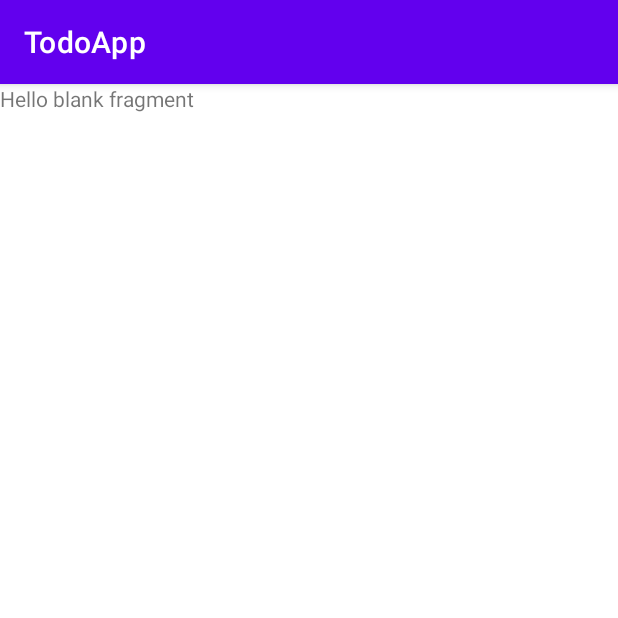
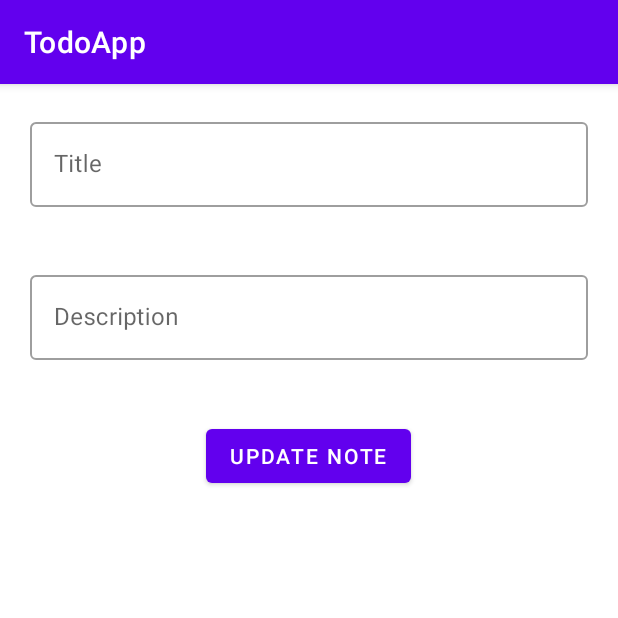
Before and after one commit to alexymumo/TodoApp, an Android app: the UpdateNoteFragment screen opened through its navigation route, on a phone screen of 412 x 824 dp, the top half of it. Run offline under Robolectric (Android 15) with nearby library versions, the phone set to English and light mode, and no system bars; our stand-ins replace Room's generated code.

Commit message:
update fragment

```diff
--- a/app/src/main/java/com/example/todoapp/data/db/NoteDatabase.kt
+++ b/app/src/main/java/com/example/todoapp/data/db/NoteDatabase.kt
@@ -10,7 +10,7 @@ import com.example.todoapp.data.entity.Note
 @Database(entities = [Note::class], exportSchema = false, version = 1)
 abstract class NoteDatabase: RoomDatabase() {
 
-    abstract fun noteDao(): NoteDao
+    abstract val noteDao: NoteDao
 
     companion object{
         @Volatile
--- a/app/src/main/java/com/example/todoapp/ui/fragments/HomeFragment.kt
+++ b/app/src/main/java/com/example/todoapp/ui/fragments/HomeFragment.kt
@@ -5,18 +5,36 @@ import androidx.fragment.app.Fragment
 import android.view.LayoutInflater
 import android.view.View
 import android.view.ViewGroup
+import androidx.lifecycle.ViewModelProvider
 import androidx.navigation.fragment.findNavController
+import androidx.recyclerview.widget.LinearLayoutManager
 import com.example.todoapp.R
+import com.example.todoapp.data.db.NoteDatabase
+import com.example.todoapp.data.repository.NoteRepository
 import com.example.todoapp.databinding.FragmentHomeBinding
+import com.example.todoapp.ui.adapters.NoteRecyclerView
+import com.example.todoapp.ui.viewmodel.NoteViewModel
+import com.example.todoapp.ui.viewmodel.NoteViewModelFactory
 
 class HomeFragment : Fragment() {
+    private lateinit var noteViewModel: NoteViewModel
     private lateinit var binding: FragmentHomeBinding
-
     override fun onCreateView(
         inflater: LayoutInflater, container: ViewGroup?,
         savedInstanceState: Bundle?
     ): View {
+        val noteDatabase = NoteDatabase.getDatabase(requireActivity())
+        val noteRepository = NoteRepository(noteDatabase)
+        val viewModelFactory = NoteViewModelFactory(noteRepository)
         binding = FragmentHomeBinding.inflate(inflater, container, false)
+        noteViewModel = ViewModelProvider(this, viewModelFactory)[NoteViewModel::class.java]
+
+        val adapter = NoteRecyclerView()
+        noteViewModel.getAllNotes.observe(viewLifecycleOwner){
+            adapter.submitList(it)
+        }
+        binding.recyclerview.layoutManager = LinearLayoutManager(activity)
+        binding.recyclerview.adapter = adapter
         binding.addNoteFab.setOnClickListener {
             findNavController().navigate(R.id.action_homeFragment_to_saveNoteFragment)
         }
--- a/app/src/main/java/com/example/todoapp/ui/fragments/UpdateNoteFragment.kt
+++ b/app/src/main/java/com/example/todoapp/ui/fragments/UpdateNoteFragment.kt
@@ -5,15 +5,42 @@ import androidx.fragment.app.Fragment
 import android.view.LayoutInflater
 import android.view.View
 import android.view.ViewGroup
+import androidx.lifecycle.ViewModelProvider
+import com.example.todoapp.data.db.NoteDatabase
+import com.example.todoapp.data.repository.NoteRepository
 import com.example.todoapp.databinding.FragmentUpdateNoteBinding
+import com.example.todoapp.ui.viewmodel.NoteViewModel
+import com.example.todoapp.ui.viewmodel.NoteViewModelFactory
 
 class UpdateNoteFragment : Fragment() {
+    private lateinit var noteViewModel: NoteViewModel
     private lateinit var binding: FragmentUpdateNoteBinding
     override fun onCreateView(
         inflater: LayoutInflater, container: ViewGroup?,
         savedInstanceState: Bundle?
     ): View {
+        val noteDatabase = NoteDatabase.getDatabase(requireActivity())
+        val noteRepository = NoteRepository(noteDatabase)
+        val viewModelFactory = NoteViewModelFactory(noteRepository)
         binding = FragmentUpdateNoteBinding.inflate(inflater, container, false)
+        noteViewModel = ViewModelProvider(this, viewModelFactory)[NoteViewModel::class.java]
+
+        binding.updateNote.setOnClickListener {
+            val title = binding.title.text.toString()
+            val description = binding.description.text.toString()
+
+            when {
+                title.isEmpty() -> {
+                    binding.title.error = "Cannot be empty"
+                }
+                description.isEmpty() -> {
+                    binding.description.error = "Cannot be empty"
+                }
+                else -> {
+                    //update note using id
+                }
+            }
+        }
         return binding.root
     }
 }
--- a/app/src/main/java/com/example/todoapp/ui/viewmodel/NoteViewModel.kt
+++ b/app/src/main/java/com/example/todoapp/ui/viewmodel/NoteViewModel.kt
@@ -12,13 +12,13 @@ class NoteViewModel(private val noteRepository: NoteRepository): ViewModel() {
 
     val getAllNotes: LiveData<List<Note>> = noteRepository.fetchAllNotes()
 
-    suspend fun saveNote(note: Note) = viewModelScope.launch(Dispatchers.IO){
+    fun saveNote(note: Note) = viewModelScope.launch(Dispatchers.IO){
         noteRepository.saveNote(note)
     }
-    suspend fun deleteNote(note: Note) = viewModelScope.launch(Dispatchers.IO){
+    fun deleteNote(note: Note) = viewModelScope.launch(Dispatchers.IO){
         noteRepository.deleteNote(note)
     }
-    suspend fun updateNote(note: Note) = viewModelScope.launch(Dispatchers.IO){
+    fun updateNote(note: Note) = viewModelScope.launch(Dispatchers.IO){
         noteRepository.updateNote(note)
     }
 }
--- a/app/src/main/java/com/example/todoapp/ui/viewmodel/NoteViewModelFactory.kt
+++ b/app/src/main/java/com/example/todoapp/ui/viewmodel/NoteViewModelFactory.kt
@@ -5,6 +5,7 @@ import androidx.lifecycle.ViewModelProvider
 import com.example.todoapp.data.repository.NoteRepository
 import java.lang.IllegalArgumentException
 
+@Suppress("UNCHECKED_CAST")
 class NoteViewModelFactory(private val noteRepository: NoteRepository): ViewModelProvider.Factory {
     override fun <T : ViewModel?> create(modelClass: Class<T>): T {
         if (modelClass.isAssignableFrom(NoteViewModel::class.java)){
--- a/app/src/main/res/layout/fragment_save_note.xml
+++ b/app/src/main/res/layout/fragment_save_note.xml
@@ -33,7 +33,7 @@
         android:layout_height="wrap_content">
 
         <com.google.android.material.textfield.TextInputEditText
-            android:id="@+id/Description"
+            android:id="@+id/description"
             android:hint="@string/description"
             android:textSize="16sp"
             android:inputType="textMultiLine"
@@ -42,7 +42,7 @@
     </com.google.android.material.textfield.TextInputLayout>
 
     <Button
-        android:id="@+id/save_note"
+        android:id="@+id/saveNote"
         android:layout_gravity="center"
         android:layout_margin="20dp"
         android:text="@string/save_note"
--- a/app/src/main/res/layout/fragment_update_note.xml
+++ b/app/src/main/res/layout/fragment_update_note.xml
@@ -1,14 +1,51 @@
 <?xml version="1.0" encoding="utf-8"?>
-<FrameLayout xmlns:android="http://schemas.android.com/apk/res/android"
+<LinearLayout xmlns:android="http://schemas.android.com/apk/res/android"
     xmlns:tools="http://schemas.android.com/tools"
     android:layout_width="match_parent"
     android:layout_height="match_parent"
+    android:orientation="vertical"
     tools:context="ui.fragments.UpdateNoteFragment">
 
-    <!-- TODO: Update blank fragment layout -->
-    <TextView
+    <com.google.android.material.textfield.TextInputLayout
+        android:layout_margin="20dp"
+        android:layout_marginStart="8dp"
+        android:layout_marginTop="8dp"
+        android:layout_marginEnd="8dp"
+        style="@style/Widget.MaterialComponents.TextInputLayout.OutlinedBox"
         android:layout_width="match_parent"
-        android:layout_height="match_parent"
-        android:text="@string/hello_blank_fragment" />
+        android:layout_height="wrap_content">
+        <com.google.android.material.textfield.TextInputEditText
+            android:id="@+id/title"
+            android:inputType="textMultiLine"
+            android:hint="@string/title"
+            android:textSize="16sp"
+            android:layout_width="match_parent"
+            android:layout_height="match_parent"/>
+    </com.google.android.material.textfield.TextInputLayout>
 
-</FrameLayout>
+    <com.google.android.material.textfield.TextInputLayout
+        android:layout_margin="20dp"
+        style="@style/Widget.MaterialComponents.TextInputLayout.OutlinedBox"
+        android:layout_marginStart="8dp"
+        android:layout_marginTop="8dp"
+        android:layout_marginEnd="8dp"
+        android:layout_width="match_parent"
+        android:layout_height="wrap_content">
+
+        <com.google.android.material.textfield.TextInputEditText
+            android:id="@+id/description"
+            android:hint="@string/description"
+            android:textSize="16sp"
+            android:inputType="textMultiLine"
+            android:layout_width="match_parent"
+            android:layout_height="match_parent"/>
+    </com.google.android.material.textfield.TextInputLayout>
+
+    <Button
+        android:id="@+id/updateNote"
+        android:layout_gravity="center"
+        android:layout_margin="20dp"
+        android:text="@string/update_note"
+        android:layout_width="wrap_content"
+        android:layout_height="wrap_content"/>
+</LinearLayout>
--- a/app/src/main/res/navigation/nav_graph.xml
+++ b/app/src/main/res/navigation/nav_graph.xml
@@ -8,22 +8,29 @@
     <fragment
         android:id="@+id/saveNoteFragment"
         android:name="com.example.todoapp.ui.fragments.SaveNoteFragment"
-        android:label="fragment_save_note"
+        android:label="Save Fragment"
         tools:layout="@layout/fragment_save_note" >
         <action
-            android:id="@+id/action_saveNoteFragment_to_updateNoteFragment"
-            app:destination="@id/updateNoteFragment" />
+            android:id="@+id/action_saveNoteFragment_to_homeFragment"
+            app:destination="@id/homeFragment" />
     </fragment>
     <fragment
         android:id="@+id/updateNoteFragment"
         android:name="com.example.todoapp.ui.fragments.UpdateNoteFragment"
-        android:label="fragment_update_note"
-        tools:layout="@layout/fragment_update_note" />
+        android:label="Update Fragment"
+        tools:layout="@layout/fragment_update_note" >
+        <action
+            android:id="@+id/action_updateNoteFragment_to_homeFragment"
+            app:destination="@id/homeFragment" />
+    </fragment>
     <fragment
         android:id="@+id/homeFragment"
         android:name="com.example.todoapp.ui.fragments.HomeFragment"
-        android:label="fragment_home"
+        android:label="Home Fragment"
         tools:layout="@layout/fragment_home" >
+        <action
+            android:id="@+id/action_homeFragment_to_updateNoteFragment"
+            app:destination="@id/updateNoteFragment" />
         <action
             android:id="@+id/action_homeFragment_to_saveNoteFragment"
             app:destination="@id/saveNoteFragment" />
--- a/app/src/main/res/values/strings.xml
+++ b/app/src/main/res/values/strings.xml
@@ -7,4 +7,5 @@
     <string name="save_note">Save Note</string>
     <string name="note_title">Note Title</string>
     <string name="note_description">Note Description</string>
+    <string name="update_note">Update Note</string>
 </resources>
```
Also changed, not shown: app/src/main/java/com/example/todoapp/data/repository/NoteRepository.kt (+6 -6 lines), app/src/main/java/com/example/todoapp/ui/adapters/NoteRecyclerView.kt (+10 -0 lines), app/src/main/java/com/example/todoapp/ui/fragments/SaveNoteFragment.kt (+32 -0 lines).
